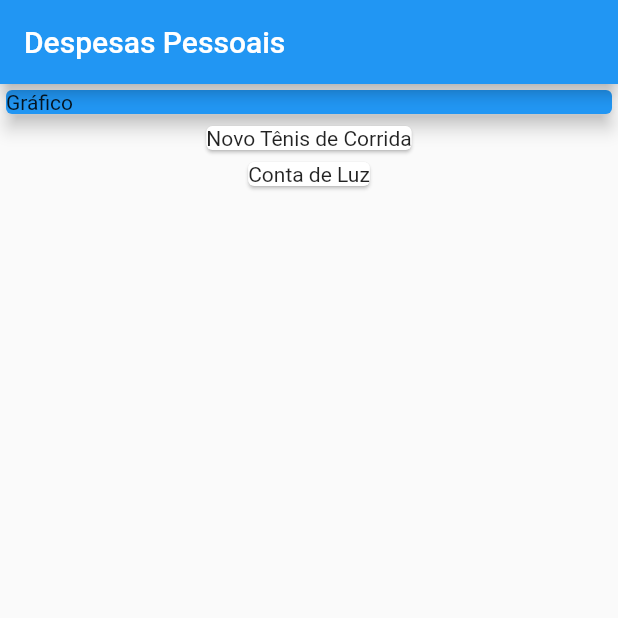
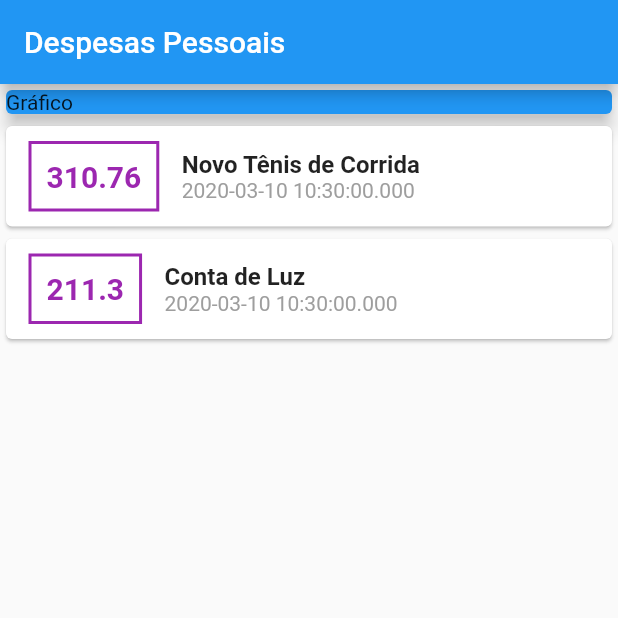
Before and after one commit to wellingtondw/expenses-controller, a Flutter app: the screen it shows after launch, on a phone screen of 412 x 824 dp, the top half of it. Run offline on Flutter 3.47's test engine with Material 2 defaults, Android fonts, the phone set to English and light mode, and no system bars.

Commit message:
styling transactions card

```diff
--- a/lib/main.dart
+++ b/lib/main.dart
@@ -46,8 +46,36 @@ class MyHomePage extends StatelessWidget {
             Column(
               children: _transactions.map((tr) {
                 return Card(
-                    child: Text(
-                  tr.title,
+                    child: Row(
+                  children: <Widget>[
+                    Container(
+                      margin:
+                          EdgeInsets.symmetric(horizontal: 15, vertical: 10),
+                      decoration: BoxDecoration(
+                          border: Border.all(color: Colors.purple, width: 2)),
+                      padding: EdgeInsets.all(10),
+                      child: Text(tr.value.toString(),
+                          style: TextStyle(
+                            fontWeight: FontWeight.bold,
+                            fontSize: 20,
+                            color: Colors.purple,
+                          )),
+                    ),
+                    Column(
+                      crossAxisAlignment: CrossAxisAlignment.start,
+                      children: <Widget>[
+                        Text(
+                          tr.title,
+                          style: TextStyle(
+                              fontSize: 16, fontWeight: FontWeight.bold),
+                        ),
+                        Text(
+                          tr.date.toString(),
+                          style: TextStyle(color: Colors.grey),
+                        )
+                      ],
+                    )
+                  ],
                 ));
               }).toList(),
             )
```
